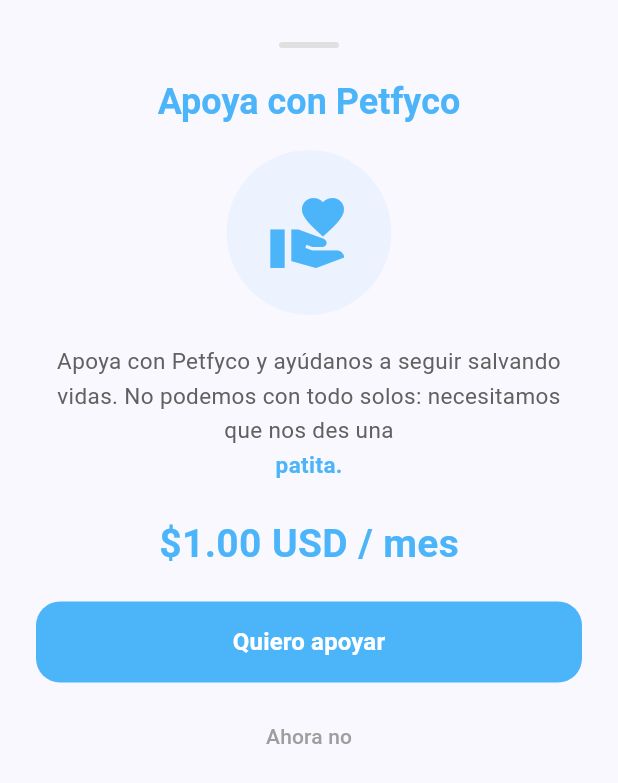
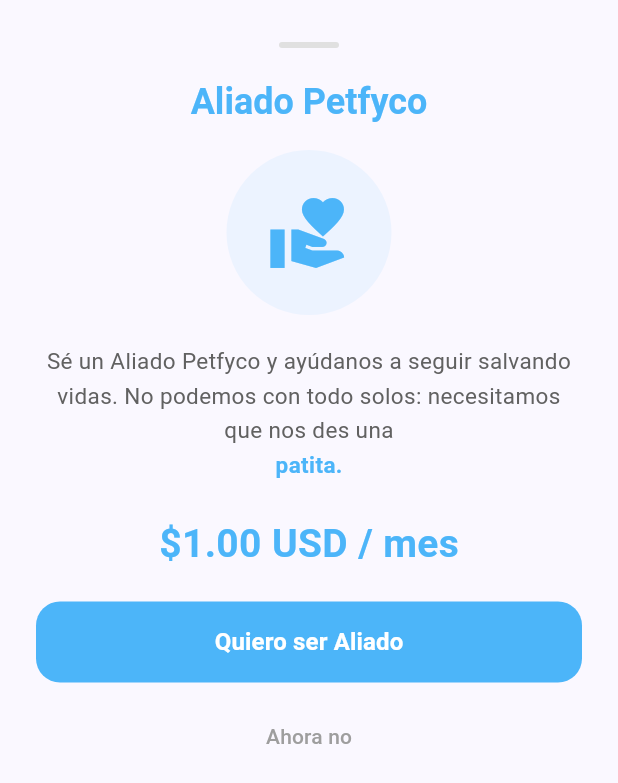
Before and after one commit to clouxx/PetfyCo, a Flutter app: the HeroeDePatitasModal widget shown alone on an empty page, opened directly with empty values, on a phone screen of 412 x 824 dp. Shown: the top 783 px of the screen. Run offline on Flutter 3.47's test engine with Material 3 defaults, Android fonts, the phone set to English and light mode, and no system bars; our stand-ins replace carousel_slider, flutter_map, flutter_riverpod, geolocator, go_router, image_picker and 2 more; accounts and stored records are empty.

Commit message:
chore: rename "Apoya con Petfyco" to "Aliado Petfyco"

```diff
--- a/lib/pages/home_page.dart
+++ b/lib/pages/home_page.dart
@@ -405,12 +405,12 @@
                     ),
                     bg: AppColors.purple.withOpacity(0.06),
                   ),
-                  // Slide 3 — Apoya con Petfyco
+                  // Slide 3 — Aliado Petfyco
                   _buildPromoSlide(
                     child: Column(
                       mainAxisAlignment: MainAxisAlignment.center,
                       children: const [
-                        Text('💜 Apoya con Petfyco', style: TextStyle(fontWeight: FontWeight.bold, fontSize: 16, color: AppColors.purple)),
+                        Text('💜 Aliado Petfyco', style: TextStyle(fontWeight: FontWeight.bold, fontSize: 16, color: AppColors.purple)),
                         SizedBox(height: 6),
                         Text('Apoya la causa por solo \$1 / mes', style: TextStyle(fontSize: 13, color: Colors.grey)),
                       ],
--- a/lib/pages/main_scaffold.dart
+++ b/lib/pages/main_scaffold.dart
@@ -101,11 +101,11 @@
                 const SizedBox(height: 8),
               ],
 
-              // --- Apoya con Petfyco (siempre visible)
+              // --- Aliado Petfyco (siempre visible)
               _ModalTile(
                 color: AppColors.pink,
                 icon: Icons.volunteer_activism,
-                title: 'Apoya con Petfyco ❤️',
+                title: 'Aliado Petfyco ❤️',
                 subtitle: 'Apoya la causa por solo \$1/mes',
                 onTap: () { Navigator.pop(context); HeroeDePatitasModal.show(context); },
               ),
--- a/lib/widgets/heroe_de_patitas_modal.dart
+++ b/lib/widgets/heroe_de_patitas_modal.dart
@@ -2,7 +2,7 @@
 import 'package:supabase_flutter/supabase_flutter.dart';
 import '../theme/app_theme.dart';
 
-/// Shows the "Apoya con Petfyco" donation modal.
+/// Shows the "Aliado Petfyco" donation modal.
 /// Call [HeroeDePatitasModal.show(context)] to display it.
 class HeroeDePatitasModal extends StatelessWidget {
   const HeroeDePatitasModal({super.key, required this.recentPets});
@@ -46,7 +46,7 @@
 
             // Title
             Text(
-              'Apoya con Petfyco',
+              'Aliado Petfyco',
               style: Theme.of(context).textTheme.headlineSmall?.copyWith(
                 color: AppColors.purple,
                 fontWeight: FontWeight.bold,
@@ -67,7 +67,7 @@
 
             // Description
             Text(
-              'Apoya con Petfyco y ayúdanos a seguir salvando vidas. No podemos con todo solos: necesitamos que nos des una ',
+              'Sé un Aliado Petfyco y ayúdanos a seguir salvando vidas. No podemos con todo solos: necesitamos que nos des una ',
               textAlign: TextAlign.center,
               style: TextStyle(fontSize: 15, color: Colors.grey.shade700, height: 1.5),
             ),
@@ -149,7 +149,7 @@
                 onPressed: () {
                   Navigator.pop(context);
                   ScaffoldMessenger.of(context).showSnackBar(
-                    const SnackBar(content: Text('¡Gracias por apoyar con Petfyco! 💜')),
+                    const SnackBar(content: Text('¡Gracias por ser Aliado Petfyco! 💜')),
                   );
                 },
                 style: ElevatedButton.styleFrom(
@@ -159,7 +159,7 @@
                   shape: RoundedRectangleBorder(borderRadius: BorderRadius.circular(16)),
                   elevation: 0,
                 ),
-                child: const Text('Quiero apoyar', style: TextStyle(fontSize: 16, fontWeight: FontWeight.bold)),
+                child: const Text('Quiero ser Aliado', style: TextStyle(fontSize: 16, fontWeight: FontWeight.bold)),
               ),
             ),
             const SizedBox(height: 12),
```
